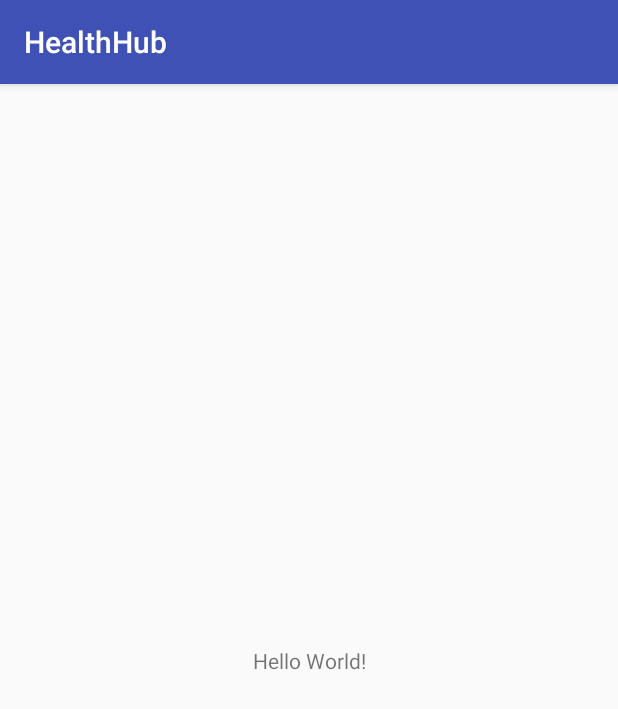
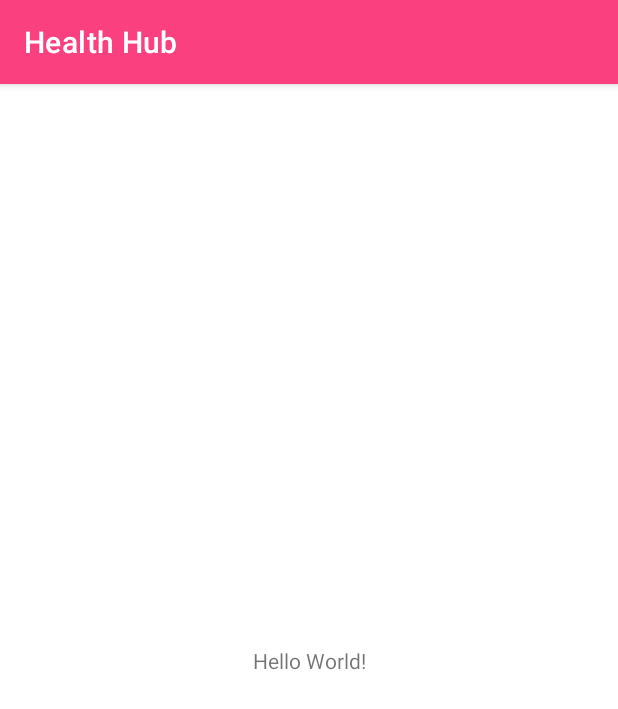
Before and after one commit to meetishah13/HealthHub, an Android app: the screen it shows after launch (MainActivity), on a phone screen of 412 x 824 dp. Shown: the top 709 px of the screen. Run offline under Robolectric (Android 15) with nearby library versions, the phone set to English and light mode, and no system bars.

Commit message:
Splash Screen Done

```diff
--- a/app/src/main/java/com/example/healthhub/MainActivity.kt
+++ b/app/src/main/java/com/example/healthhub/MainActivity.kt
@@ -7,8 +7,6 @@ import androidx.core.splashscreen.SplashScreen.Companion.installSplashScreen
 class MainActivity : AppCompatActivity() {
     override fun onCreate(savedInstanceState: Bundle?) {
         super.onCreate(savedInstanceState)
-        Thread.sleep(3000)
-        installSplashScreen()
         setContentView(R.layout.activity_main)
 
     }
--- /dev/null
+++ b/app/src/main/java/com/example/healthhub/SplashScreenActivity.kt
@@ -0,0 +1,18 @@
+package com.example.healthhub
+
+import android.content.Intent
+import androidx.appcompat.app.AppCompatActivity
+import android.os.Bundle
+import android.os.Handler
+
+class SplashScreenActivity : AppCompatActivity() {
+    private val SPLASH_TIME : Long = 3000
+    override fun onCreate(savedInstanceState: Bundle?) {
+        super.onCreate(savedInstanceState)
+        setContentView(R.layout.activity_splash_screen)
+        Handler().postDelayed({
+            startActivity(Intent (this, MainActivity::class.java))
+            finish()
+        },SPLASH_TIME)
+    }
+}
--- a/app/src/main/res/values/strings.xml
+++ b/app/src/main/res/values/strings.xml
@@ -1,3 +1,6 @@
 <resources>
-    <string name="app_name">HealthHub</string>
+    <string name="app_name">Health Hub</string>
+    <string name="open_nav">Open Navigation Drawer</string>
+    <string name="close_nav">Close Navigation Drawer</string>
+
 </resources>
--- a/app/src/main/res/values/themes.xml
+++ b/app/src/main/res/values/themes.xml
@@ -1,22 +1,29 @@
 <resources xmlns:tools="http://schemas.android.com/tools">
     <!-- Base application theme. -->
-<!--    <style name="Base.Theme.HealthHub" parent="Theme.Material3.DayNight.NoActionBar">-->
-<!--        &lt;!&ndash; Customize your light theme here. &ndash;&gt;-->
-<!--        &lt;!&ndash; <item name="colorPrimary">@color/my_light_primary</item> &ndash;&gt;-->
-<!--    </style>-->
-    <style name="Base.Theme.HealthHub" parent="Theme.AppCompat.Light.DarkActionBar">
+    <style name="Base.Theme.HealthHub" parent="Theme.MaterialComponents.DayNight.DarkActionBar">
         <!-- Customize your theme here. -->
-        <item name="colorPrimary">@color/colorPrimary</item>
-        <item name="colorPrimaryDark">@color/colorPrimaryDark</item>
-        <item name="colorAccent">@color/colorAccent</item>
+        <item name="colorPrimary">#FA407F</item>
+        <item name="colorPrimaryDark">#F86496</item>
+        <item name="colorAccent">#E687A7</item>
+        <item name="android:windowIsTranslucent">true</item>
+    </style>
+    <style name="Base.Theme.HealthHub.MainActivity" parent="Theme.MaterialComponents.DayNight.NoActionBar">
+        <!-- Customize your theme here. -->
+        <item name="colorPrimary">#FA407F</item>
+        <item name="colorPrimaryDark">#F86496</item>
+        <item name="colorAccent">#E687A7</item>
+        <item name="android:windowIsTranslucent">true</item>
     </style>
 
-    <style name="Theme.HealthHub" parent="Base.Theme.HealthHub" />
-    <style name="Theme.HealthHub.SplashScreen" parent="Theme.HealthHub" >
-        <item name="windowSplashScreenBackground">@color/pink</item>
-<!--        <item name="windowSplashScreenAnimatedIcon">@drawable/icon</item>-->
-        <item name="postSplashScreenTheme">@style/Base.Theme.HealthHub</item>
 
+    <!-- Define other styles to fix theme -->
+    <style name="AppTheme.AppBarOverlay" parent="ThemeOverlay.AppCompat.Dark.ActionBar" />
+    <style name="AppTheme.PopupOverlay" parent="ThemeOverlay.AppCompat.Light" />
+    <style name="Base.Theme.HealthHub.NoActionBar">
+       <item name="windowActionBar">false</item>
+       <item name="windowNoTitle">true</item>
+       <item name="android:windowFullscreen">true</item>
+       <item name="android:windowContentOverlay">@null</item>
     </style>
 
 </resources>
```
Also changed, not shown: app/src/main/AndroidManifest.xml (+14 -9 lines), app/src/main/res/layout/activity_splash_screen.xml (added, +34 -0 lines), app/src/main/res/drawable/healthhub.png (added), app/src/main/res/drawable/logo.png (deleted).
